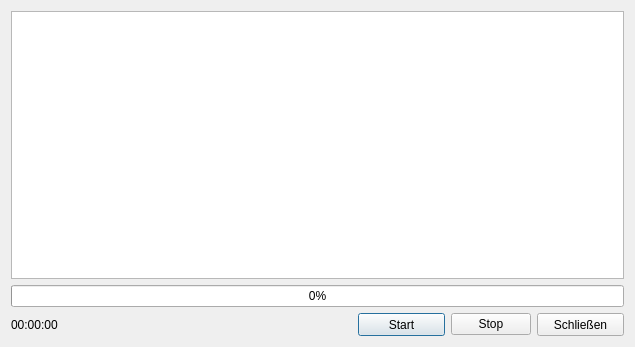
projektcheck/ProjektCheck-QGIS, file projektchecktools/ui/progress.ui: the form before one commit.
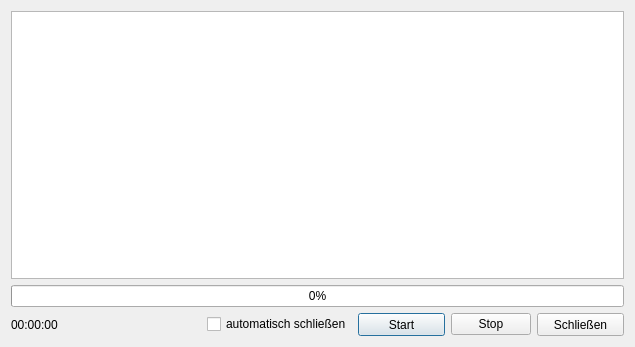
The form after the commit.

Commit message: auto close option in progress dialogs

Patch:
```diff
--- a/projektchecktools/ui/progress.ui
+++ b/projektchecktools/ui/progress.ui
@@ -74,6 +74,13 @@
        </property>
       </spacer>
      </item>
+     <item>
+      <widget class="QCheckBox" name="auto_close_check">
+       <property name="text">
+        <string>automatisch schließen</string>
+       </property>
+      </widget>
+     </item>
      <item>
       <widget class="QPushButton" name="start_button">
        <property name="sizePolicy">
```
The commit also changes 1 other file.
